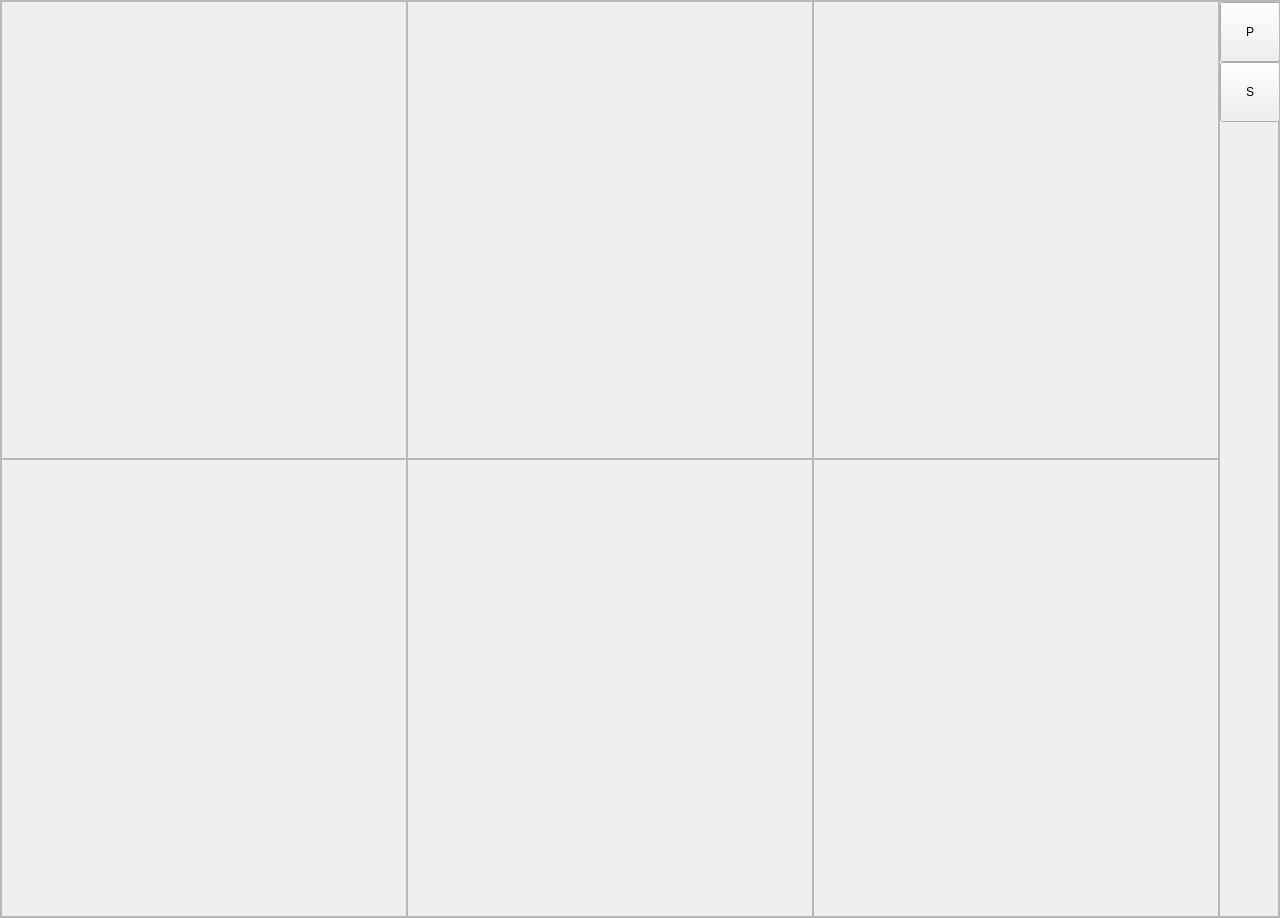
Old version of the form MyEverydayApp/src/mainwindow.ui in the repository Gusarov2906/MyEverydayApp.
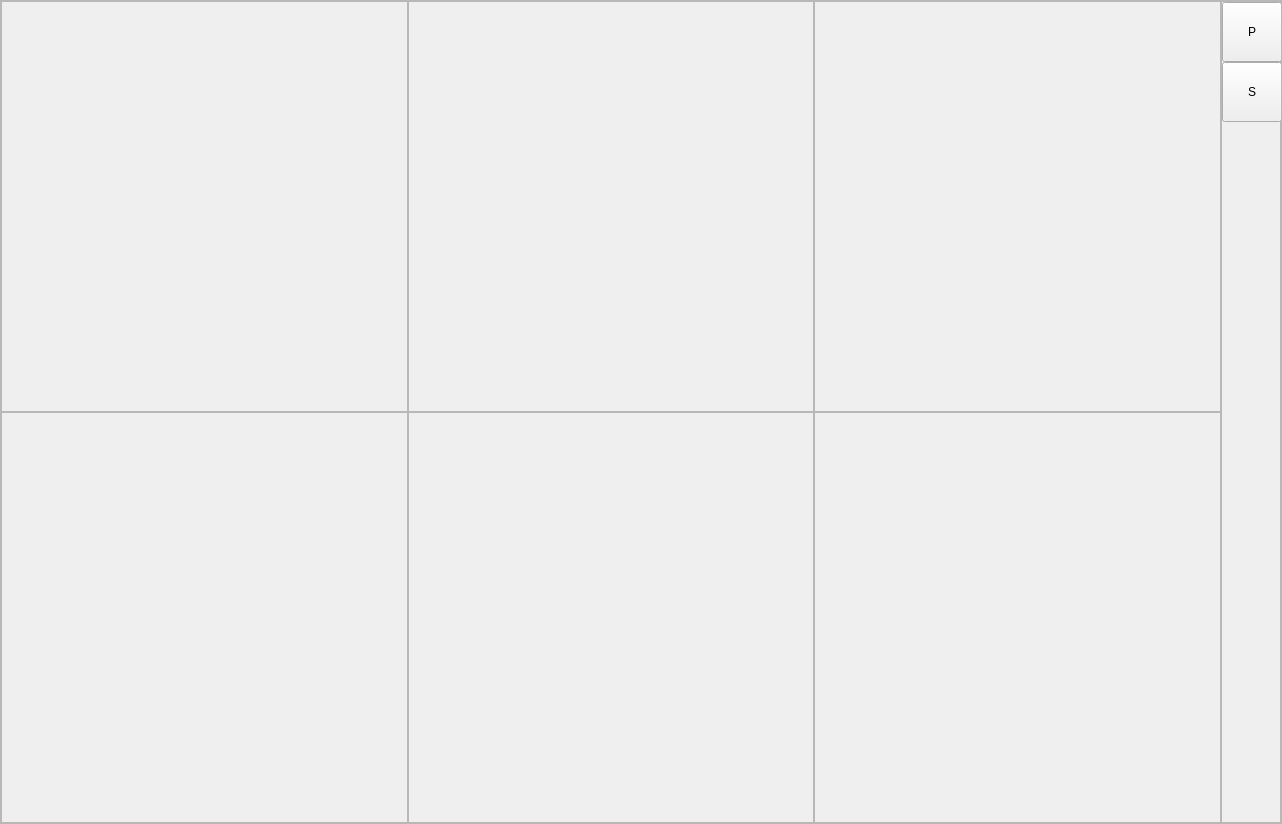
New version of the form.

Commit message: Tried added widget to MainWindow

Diff of the .ui file:
```diff
--- a/MyEverydayApp/src/mainwindow.ui
+++ b/MyEverydayApp/src/mainwindow.ui
@@ -6,10 +6,16 @@
    <rect>
     <x>0</x>
     <y>0</y>
-    <width>1280</width>
-    <height>918</height>
+    <width>1282</width>
+    <height>824</height>
    </rect>
   </property>
+  <property name="sizePolicy">
+   <sizepolicy hsizetype="Fixed" vsizetype="Fixed">
+    <horstretch>0</horstretch>
+    <verstretch>0</verstretch>
+   </sizepolicy>
+  </property>
   <property name="minimumSize">
    <size>
     <width>1280</width>
@@ -103,63 +109,177 @@
            <item>
             <layout class="QGridLayout" name="gridLayout">
              <item row="0" column="0">
-              <widget class="QFrame" name="Widget00">
+              <widget class="QFrame" name="frame00">
+               <property name="sizePolicy">
+                <sizepolicy hsizetype="Minimum" vsizetype="Minimum">
+                 <horstretch>0</horstretch>
+                 <verstretch>0</verstretch>
+                </sizepolicy>
+               </property>
+               <property name="minimumSize">
+                <size>
+                 <width>400</width>
+                 <height>400</height>
+                </size>
+               </property>
+               <property name="maximumSize">
+                <size>
+                 <width>600</width>
+                 <height>600</height>
+                </size>
+               </property>
                <property name="frameShape">
                 <enum>QFrame::StyledPanel</enum>
                </property>
                <property name="frameShadow">
                 <enum>QFrame::Raised</enum>
                </property>
+               <layout class="QVBoxLayout" name="verticalLayout_5">
+                <item>
+                 <widget class="QWidget" name="widget00" native="true"/>
+                </item>
+               </layout>
+              </widget>
+             </item>
+             <item row="1" column="1">
+              <widget class="QFrame" name="frame11">
+               <property name="minimumSize">
+                <size>
+                 <width>400</width>
+                 <height>400</height>
+                </size>
+               </property>
+               <property name="maximumSize">
+                <size>
+                 <width>600</width>
+                 <height>600</height>
+                </size>
+               </property>
+               <property name="frameShape">
+                <enum>QFrame::StyledPanel</enum>
+               </property>
+               <property name="frameShadow">
+                <enum>QFrame::Raised</enum>
+               </property>
+               <layout class="QVBoxLayout" name="verticalLayout_9">
+                <item>
+                 <widget class="QWidget" name="widget11" native="true"/>
+                </item>
+               </layout>
               </widget>
              </item>
              <item row="0" column="1">
-              <widget class="QFrame" name="Widget01">
+              <widget class="QFrame" name="frame01">
+               <property name="minimumSize">
+                <size>
+                 <width>400</width>
+                 <height>400</height>
+                </size>
+               </property>
+               <property name="maximumSize">
+                <size>
+                 <width>600</width>
+                 <height>600</height>
+                </size>
+               </property>
                <property name="frameShape">
                 <enum>QFrame::StyledPanel</enum>
                </property>
                <property name="frameShadow">
                 <enum>QFrame::Raised</enum>
                </property>
+               <layout class="QVBoxLayout" name="verticalLayout_6">
+                <item>
+                 <widget class="QWidget" name="widget01" native="true"/>
+                </item>
+               </layout>
+              </widget>
+             </item>
+             <item row="1" column="2">
+              <widget class="QFrame" name="frame12">
+               <property name="minimumSize">
+                <size>
+                 <width>400</width>
+                 <height>400</height>
+                </size>
+               </property>
+               <property name="maximumSize">
+                <size>
+                 <width>600</width>
+                 <height>600</height>
+                </size>
+               </property>
+               <property name="frameShape">
+                <enum>QFrame::StyledPanel</enum>
+               </property>
+               <property name="frameShadow">
+                <enum>QFrame::Raised</enum>
+               </property>
+               <layout class="QVBoxLayout" name="verticalLayout_10">
+                <item>
+                 <widget class="QWidget" name="widget12" native="true"/>
+                </item>
+               </layout>
               </widget>
              </item>
              <item row="0" column="2">
-              <widget class="QFrame" name="Widget02">
+              <widget class="QFrame" name="frame02">
+               <property name="minimumSize">
+                <size>
+                 <width>400</width>
+                 <height>400</height>
+                </size>
+               </property>
+               <property name="maximumSize">
+                <size>
+                 <width>600</width>
+                 <height>600</height>
+                </size>
+               </property>
                <property name="frameShape">
                 <enum>QFrame::StyledPanel</enum>
                </property>
                <property name="frameShadow">
                 <enum>QFrame::Raised</enum>
                </property>
+               <layout class="QVBoxLayout" name="verticalLayout_7">
+                <item>
+                 <widget class="QWidget" name="widget02" native="true"/>
+                </item>
+               </layout>
               </widget>
              </item>
              <item row="1" column="0">
-              <widget class="QFrame" name="Widget10">
-               <property name="frameShape">
-                <enum>QFrame::StyledPanel</enum>
+              <widget class="QFrame" name="frame10">
+               <property name="sizePolicy">
+                <sizepolicy hsizetype="Preferred" vsizetype="Preferred">
+                 <horstretch>0</horstretch>
+                 <verstretch>0</verstretch>
+                </sizepolicy>
                </property>
-               <property name="frameShadow">
-                <enum>QFrame::Raised</enum>
+               <property name="minimumSize">
+                <size>
+                 <width>400</width>
+                 <height>400</height>
+                </size>
                </property>
-              </widget>
-             </item>
-             <item row="1" column="1">
-              <widget class="QFrame" name="Widget11">
-               <property name="frameShape">
-                <enum>QFrame::StyledPanel</enum>
+               <property name="maximumSize">
+                <size>
+                 <width>600</width>
+                 <height>600</height>
+                </size>
                </property>
-               <property name="frameShadow">
-                <enum>QFrame::Raised</enum>
-               </property>
-              </widget>
-             </item>
-             <item row="1" column="2">
-              <widget class="QFrame" name="Widget12">
                <property name="frameShape">
                 <enum>QFrame::StyledPanel</enum>
                </property>
                <property name="frameShadow">
                 <enum>QFrame::Raised</enum>
                </property>
+               <layout class="QVBoxLayout" name="verticalLayout_8">
+                <item>
+                 <widget class="QWidget" name="widget10" native="true"/>
+                </item>
+               </layout>
               </widget>
              </item>
             </layout>
```
Left out of the diff: 2 changed lines with no effect on the pictures. The commit also changes 4 other files.
